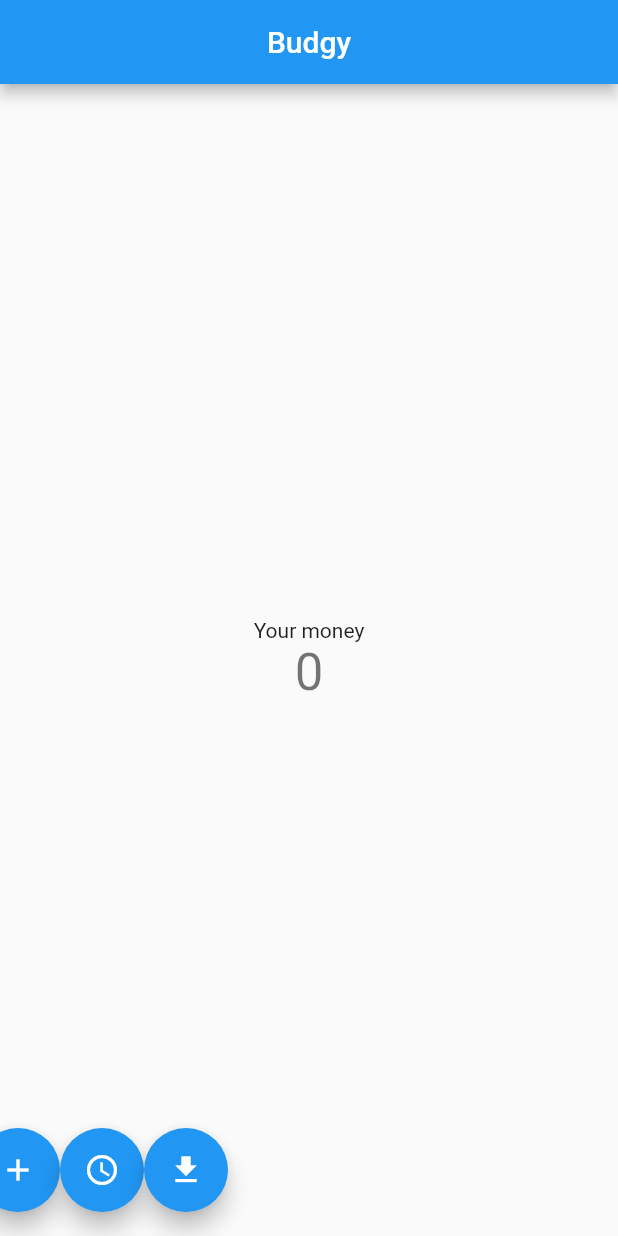
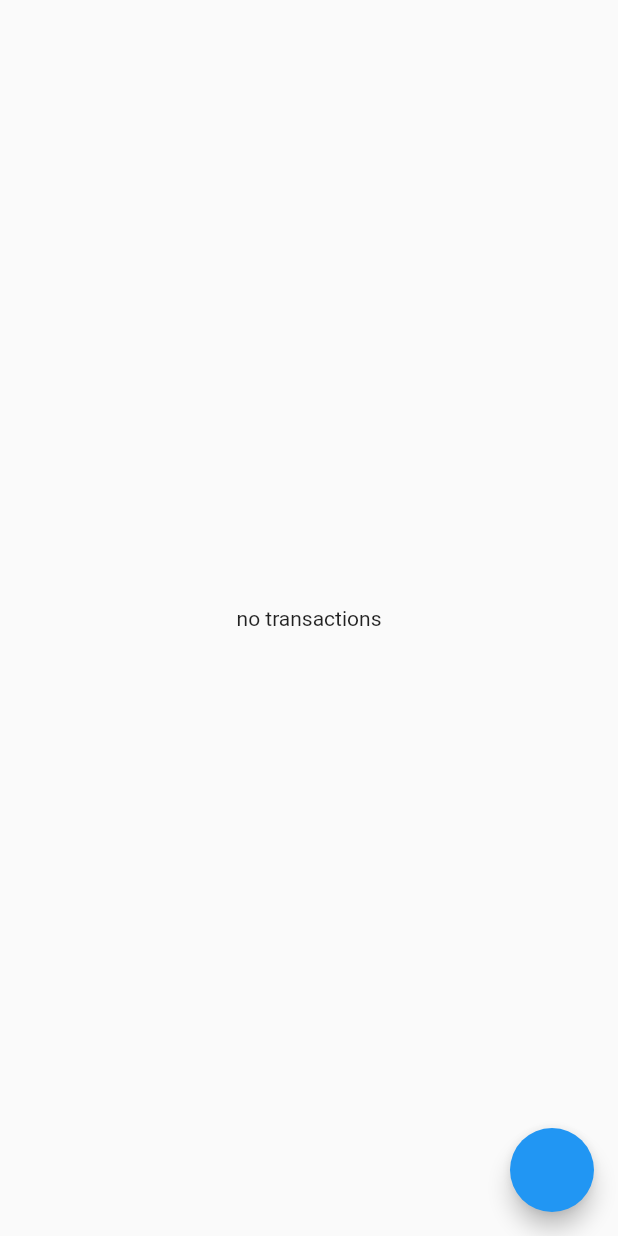
Before and after one commit to ShadyZekry/Budgy, a Flutter app: the screen it shows after launch, on a phone screen of 412 x 824 dp. Run offline on Flutter 3.47's test engine with Material 2 defaults, Android fonts, the phone set to English and light mode, and no system bars; our stand-ins replace sqflite; accounts and stored records are empty.

Commit message:
Add transactions screen initially

```diff
--- a/lib/MyApp.dart
+++ b/lib/MyApp.dart
@@ -1,4 +1,5 @@
 import 'package:Budgy/ui/home_screen.dart';
+import 'package:Budgy/ui/transactions_screen.dart';
 import 'package:flutter/material.dart';
 
 class MyApp extends StatelessWidget {
@@ -9,7 +10,7 @@ class MyApp extends StatelessWidget {
         primarySwatch: Colors.blue,
         visualDensity: VisualDensity.adaptivePlatformDensity,
       ),
-      home: MyHomePage(),
+      home: TransactionsScreen(),
     );
   }
 }
--- a/lib/helpers/database_helper.dart
+++ b/lib/helpers/database_helper.dart
@@ -44,10 +44,10 @@ class DatabaseHelper {
       CREATE TABLE ${CodeStrings.transactionTableName} (
         ${CodeStrings.idColumnName} INTEGER PRIMARY KEY AUTOINCREMENT,
         ${CodeStrings.datetimeColumnName} DATETIME NOT NULL,
-        ${CodeStrings.amountColumnName} INT NOT NULL,
+        ${CodeStrings.amountColumnName} INTEGER NOT NULL,
         ${CodeStrings.currencyColumnName} CHARACTER(3) NOT NULL,
-        ${CodeStrings.isExpenseColumnName} INT NOT NULL,
-        ${CodeStrings.categoryIdColumnName} INT NOT NULL,
+        ${CodeStrings.isExpenseColumnName} INTEGER NOT NULL,
+        ${CodeStrings.categoryIdColumnName} INTEGER NOT NULL,
         FOREIGN KEY(${CodeStrings.categoryIdColumnName}) REFERENCES ${CodeStrings.categoryTableName}(${CodeStrings.idColumnName})
       )
       ''');
--- a/lib/models/transaction.dart
+++ /dev/null
@@ -1,26 +0,0 @@
-import 'package:json_annotation/json_annotation.dart';
-part 'Transaction.g.dart';
-
-@JsonSerializable()
-class Transaction {
-  DateTime datetime;
-  int amount;
-  String currency;
-  @JsonKey(name: "is_expense")
-  bool isExpense;
-  @JsonKey(name: "category_id")
-  int categoryId;
-
-  Transaction(
-    this.datetime,
-    this.amount,
-    this.currency,
-    this.isExpense,
-    this.categoryId,
-  );
-
-  factory Transaction.fromJson(Map<String, dynamic> json) =>
-      _$TransactionFromJson(json);
-
-  Map<String, dynamic> toJson() => _$TransactionToJson(this);
-}
--- /dev/null
+++ b/lib/ui/transactions_screen.dart
@@ -0,0 +1,82 @@
+import 'package:Budgy/models/Transaction.dart';
+import 'package:Budgy/resources/res.dart';
+import 'package:Budgy/services/transaction.dart';
+import 'package:flutter/material.dart';
+
+class TransactionsScreen extends StatefulWidget {
+  @override
+  _TransactionsScreenState createState() => _TransactionsScreenState();
+}
+
+class _TransactionsScreenState extends State<TransactionsScreen> {
+  final GlobalKey<AnimatedListState> listkey = GlobalKey<AnimatedListState>();
+
+  List<Transaction> transactions = [];
+  bool _isLoading = true;
+
+  @override
+  void initState() {
+    TransactionService.getAllTransaction().then((result) {
+      transactions = result;
+      _isLoading = false;
+      setState(() {});
+    });
+
+    super.initState();
+  }
+
+  @override
+  Widget build(BuildContext context) {
+    return Scaffold(
+      floatingActionButton:
+          FloatingActionButton(onPressed: _onIncrementTransactions),
+      body: Center(
+        child: _isLoading
+            ? CircularProgressIndicator()
+            : _hastransactions
+                ? _buildAnimatedList()
+                : Text("no transactions"),
+      ),
+    );
+  }
+
+  Widget _buildAnimatedList() {
+    return AnimatedList(
+      key: listkey,
+      shrinkWrap: true,
+      initialItemCount: transactions?.length,
+      itemBuilder: (_, int index, Animation<double> animation) {
+        return SizeTransition(
+          sizeFactor: animation,
+          child: Container(
+            child: Text(
+                '${transactions[index].datetime}:    ${transactions[index].amount}${transactions[index].currency}'),
+          ),
+        );
+      },
+    );
+  }
+
+  void _onIncrementTransactions() {
+    Transaction _newTransaction = Transaction.fromJson(
+      {
+        CodeStrings.datetimeColumnName: DateTime.now().toString(),
+        CodeStrings.amountColumnName: 10,
+        CodeStrings.currencyColumnName: "EGP",
+        CodeStrings.isExpenseColumnName: 1,
+        CodeStrings.categoryIdColumnName: 0,
+      },
+    );
+
+    TransactionService.createTransaction(_newTransaction);
+    transactions.add(_newTransaction);
+
+    if (listkey.currentState == null) return;
+
+    listkey.currentState.insertItem(0);
+  }
+
+  bool get _hastransactions {
+    return transactions?.isNotEmpty ?? false;
+  }
+}
```
Also changed, not shown: lib/services/transaction.dart (+1 -8 lines), lib/ui/home_screen.dart (+0 -9 lines), lib/models/Transaction.g.dart (deleted), lib/models/category.dart (deleted), 1 other file.
